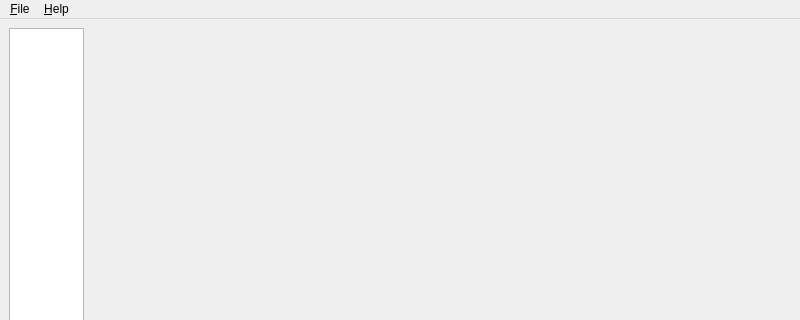
This is src/app/mainwindow.ui in dstien/stressed as Qt 5 draws it before an edit; both pictures show x 0 to 800 and y 0 to 320 of the 800 by 600 pixel window. The edited form follows.
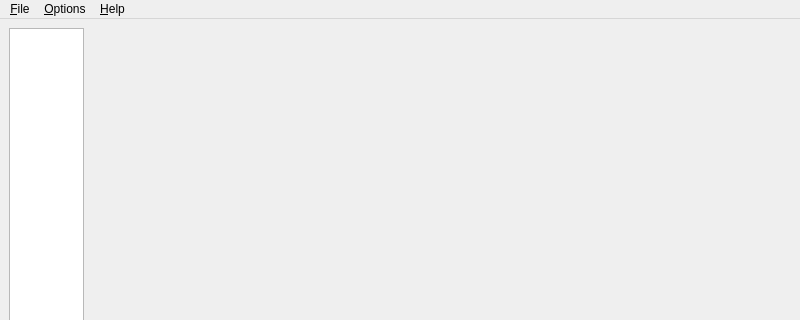
This is the edited form. Icons and pictures are not drawn.

Diff of the .ui file:
```diff
--- a/src/app/mainwindow.ui
+++ b/src/app/mainwindow.ui
@@ -195,6 +195,18 @@
     <addaction name="action_Manual" />
     <addaction name="action_About" />
    </widget>
+    <widget class="QMenu" name="menu_Options">
+     <property name="title">
+      <string>&amp;Options</string>
+     </property>
+     <action name="action_CompressionFormat">
+      <property name="text">
+       <string>Compression format</string>
+      </property>
+     </action>
+     <addaction name="action_CompressionFormat" />
+    </widget>
+    <addaction name="menu_Options" />
    <addaction name="menu_Help" />
   </widget>
  </widget>
```
Left out of the diff: 6 changed lines with no effect on the pictures. Lines whose indentation alone changed are shown as unchanged.
